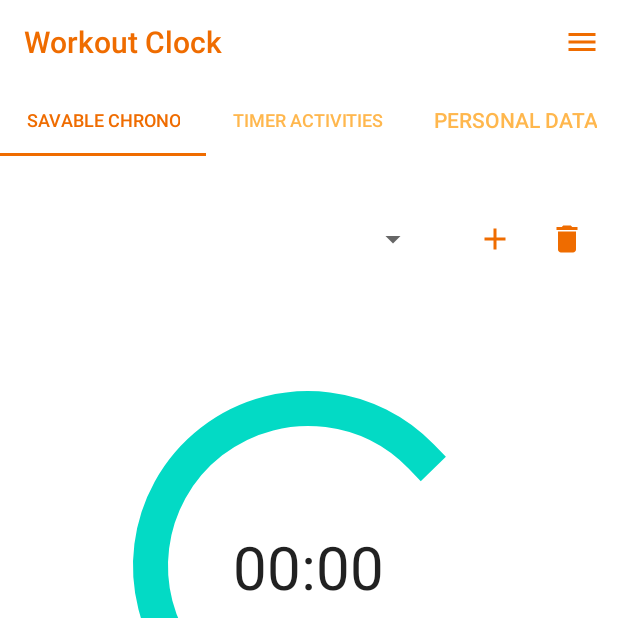
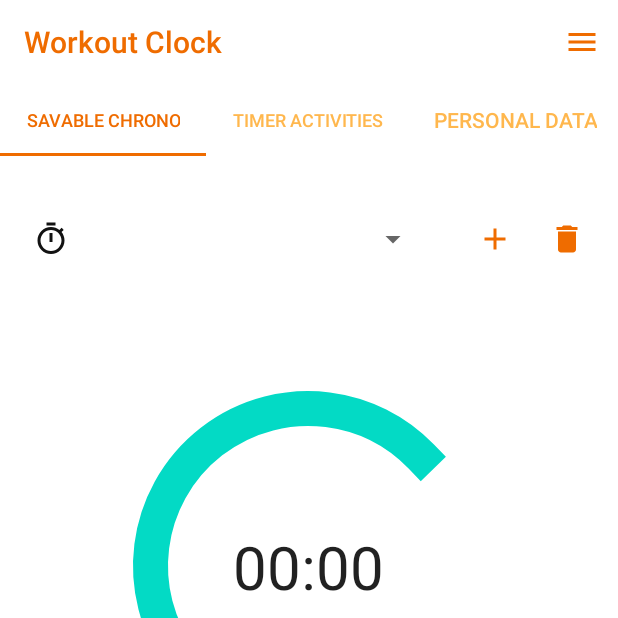
Before and after one commit to 11nonali23/Advanced-Workout-Clock, an Android app: the screen it shows after launch (MainActivity), on a phone screen of 412 x 824 dp, the top half of it. Run offline under Robolectric (Android 15) with nearby library versions, the phone set to English and light mode, and no system bars; plain views replace MaterialProgressBar.

Commit message:
added a custom view to find timings of the chronometer

```diff
--- a/Advanced_Chrono/app/src/main/java/com/example/advanced_chrono2/contract/HomeChronometerContract.kt
+++ b/Advanced_Chrono/app/src/main/java/com/example/advanced_chrono2/contract/HomeChronometerContract.kt
@@ -13,7 +13,7 @@ interface HomeChronometerContract
     {
         fun addNewTiming(time: Long, timestamp: Long, activityId: Int): Boolean
 
-        fun getTimings(activityId: Int): ArrayList<Pair<Long, Int>>
+        fun getTimings(activityId: Int): ArrayList<Pair<Long, Int>>?
 
     }
 
@@ -33,6 +33,16 @@ interface HomeChronometerContract
 
     interface IHomePresenter
     {
+        companion object
+        {
+            /*centralized map of activities with their timings
+            This map contains only the activity that are selected previously from the user.
+            If user selected another activity the map adds the activity and its timings.
+            In this way I store only the activities the user work with and not the ones never selected */
+
+            var activitiesValue = HashMap<Int, ArrayList<Pair<Long, Int>>>()
+        }
+
         fun onViewCreated(context: Context?)
 
         fun addNewActivity(activityName: String)
@@ -40,6 +50,8 @@ interface HomeChronometerContract
         fun deleteActivity(activityName: String) //I can delete activity by name beacuase it is unique
 
         fun saveTempo(tempo: Long, activityId: Int)
+
+        //fun getActivityTimings(activityId: Int): ArrayList<Pair<Long, Int>>
     }
 
 }
--- a/Advanced_Chrono/app/src/main/java/com/example/advanced_chrono2/contract/TimerActivitiesContract.kt
+++ b/Advanced_Chrono/app/src/main/java/com/example/advanced_chrono2/contract/TimerActivitiesContract.kt
@@ -27,7 +27,7 @@ interface TimerActivitiesContract
     interface ITimerActivitiesView
     {
         //Logo accessible for every class that needs it
-        companion object { const val itemLogo = R.drawable.ic_timer_black }
+        companion object { const val itemLogo = R.drawable.ic_clock_black }
 
         fun setUpView()
 
--- a/Advanced_Chrono/app/src/main/java/com/example/advanced_chrono2/model/ChronometerActivitiesDB.kt
+++ b/Advanced_Chrono/app/src/main/java/com/example/advanced_chrono2/model/ChronometerActivitiesDB.kt
@@ -57,9 +57,9 @@ class ChronometerActivitiesDB(context: Context) :
             "SELECT * FROM $ACTIVITY_TABLE_NAME"
 
         private const val SQL_SELECT_ACTIVITY_TIMINGS_AND_TIMESTAMPS =
-            "SELECT $KEY_TIME, $KEY_TIMESTAMP " +
+            "SELECT $KEY_ID_FOREIGN, $KEY_TIME, $KEY_TIMESTAMP " +
                     "FROM $TIMING_TABLE_NAME " +
-                    "WHERE $KEY_ID = ?"
+                    "WHERE $KEY_ID_FOREIGN = ?"
 
     }
 
@@ -184,22 +184,24 @@ class ChronometerActivitiesDB(context: Context) :
         return true
     }
 
-    override fun getTimings(activityId: Int): ArrayList<Pair<Long, Int>>
+    override fun getTimings(activityId: Int): ArrayList<Pair<Long, Int>>?
     {
-        val timings: ArrayList<Pair<Long, Int>> = ArrayList()
+        val timings = ArrayList<Pair<Long, Int>>()
 
         val db = this.writableDatabase
+
         val cursor = db.rawQuery(SQL_SELECT_ACTIVITY_TIMINGS_AND_TIMESTAMPS, arrayOf("$activityId"))
-
         if (cursor.moveToFirst())
         {
             do
             {
-                timings.add(Pair(cursor.getLong(0), cursor.getInt(1)))
+                timings.add(Pair(cursor.getLong(1), cursor.getInt(2)))
                 Log.d(TAG, "timing retrived:  $activityId:  timing:   ${cursor.getLong(0)}. Its timestamp :  ${cursor.getInt(0)}")
             }
             while (cursor.moveToNext())
         }
+        //If activity does not have timings I will inform the presenter returning null
+        else {  return null }
 
         cursor.close()
         db.close()
--- a/Advanced_Chrono/app/src/main/java/com/example/advanced_chrono2/presenter/HomePresenter.kt
+++ b/Advanced_Chrono/app/src/main/java/com/example/advanced_chrono2/presenter/HomePresenter.kt
@@ -7,6 +7,9 @@ import com.example.advanced_chrono2.model.ChronoActivity
 import com.example.advanced_chrono2.model.ChronometerActivitiesDB
 import java.util.*
 import kotlin.collections.ArrayList
+
+
+import com.example.advanced_chrono2.contract.HomeChronometerContract.IHomePresenter.Companion.activitiesValue
 
 class HomePresenter(val view: HomeChronometerContract.IHomeChronometerView) : HomeChronometerContract.IHomePresenter
 {
@@ -102,4 +105,26 @@ class HomePresenter(val view: HomeChronometerContract.IHomeChronometerView) : Ho
         }
         view.displayResult(viewContext.getString(R.string.INTERNAL_ERROR))
     }
+
+    /*override fun getActivityTimings(activityId: Int): ArrayList<Pair<Long, Int>>
+    {
+        var value = activitiesValue[activityId]
+
+        if (value != null)
+            return value
+
+
+        //If the HashMap does not have the values i will search on the DB.
+        else
+        {
+            if (model != null)
+            {
+                value = model!!.getTimings(activityId)
+
+            }
+            else
+
+        }
+        view.displayResult(viewContext.getString(R.string.INTERNAL_ERROR))
+    }*/
 }
--- a/Advanced_Chrono/app/src/main/res/layout/chrono_layout.xml
+++ b/Advanced_Chrono/app/src/main/res/layout/chrono_layout.xml
@@ -13,6 +13,14 @@
         android:layout_marginRight="10dp"
         android:elevation="0dp"
         android:orientation="horizontal">
+
+        <ImageButton
+            android:id="@+id/show_timings_button"
+            android:layout_width="wrap_content"
+            android:layout_height="wrap_content"
+            android:layout_marginTop="15dp"
+            android:backgroundTint="@color/white"
+            android:src="@drawable/ic_clock_black"/>
 
         <Spinner
             android:id="@+id/chrono_spinner"
```
Also changed, not shown: Advanced_Chrono/app/src/main/java/com/example/advanced_chrono2/view/custom_adapters/DialogViewAdapter.kt (added, +39 -0 lines), Advanced_Chrono/app/src/main/java/com/example/advanced_chrono2/view/custom_adapters/TimerActivitiesAdapter.kt (+1 -11 lines), Advanced_Chrono/app/src/main/java/com/example/advanced_chrono2/view/custom_views/CustomDialog.kt (added, +49 -0 lines), Advanced_Chrono/app/src/main/java/com/example/advanced_chrono2/view/fragments/HomeChronometerFragment.kt (+7 -2 lines), Advanced_Chrono/app/src/main/res/layout/custom_dialog_layout.xml (added, +11 -0 lines), Advanced_Chrono/app/src/main/res/layout/dialog_item_view.xml (added, +12 -0 lines), Advanced_Chrono/app/src/main/res/values/styles.xml (+9 -0 lines), Advanced_Chrono/app/src/main/res/drawable/ic_clock_black.xml (renamed from Advanced_Chrono/app/src/main/res/drawable/ic_timer_black.xml).
